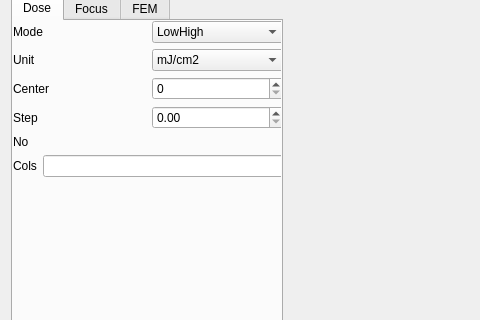
First picture: the form in fem/src/mainwindow.ui, repository neoluxis/zju_FEMApp, before the edit; both pictures show x 0 to 480 and y 148 to 468 of the 973 by 693 pixel window.
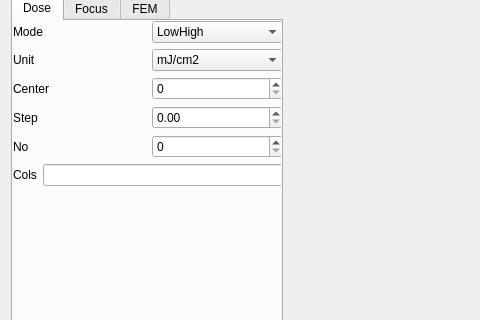
Second picture: the form after the edit.

Patch:
```diff
--- a/fem/src/mainwindow.ui
+++ b/fem/src/mainwindow.ui
@@ -227,11 +227,7 @@
              </widget>
             </item>
             <item>
-             <widget class="QLabel" name="lblDNoVal">
-              <property name="text">
-               <string/>
-              </property>
-             </widget>
+             <widget class="QSpinBox" name="spnDNo"/>
             </item>
            </layout>
           </item>
```
Left out of the diff: 6 changed lines with no effect on the pictures.
